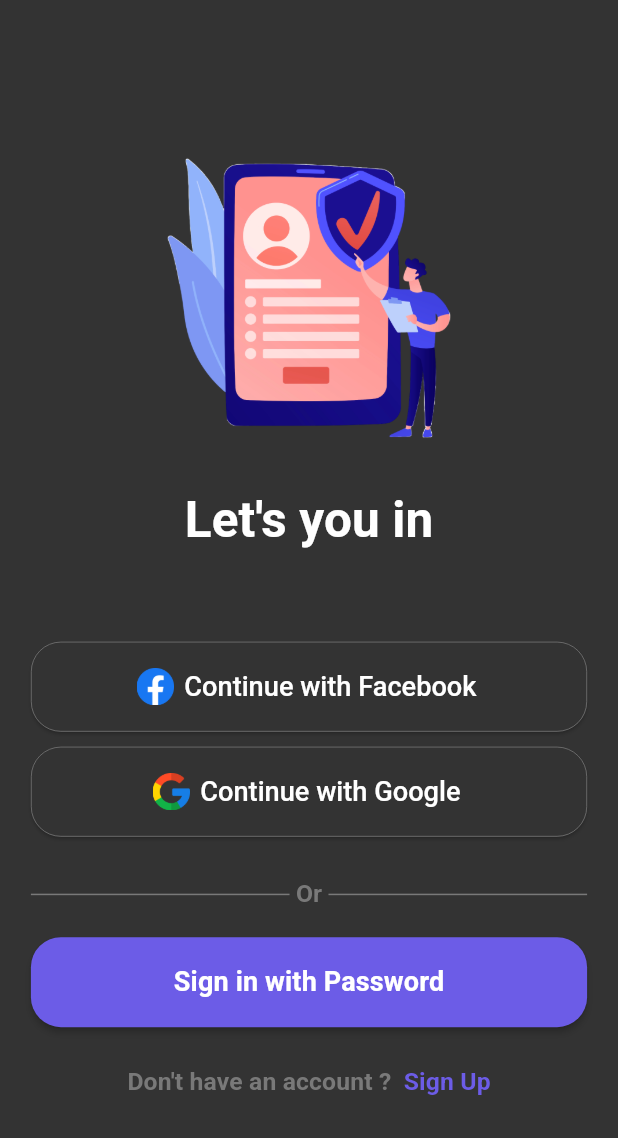
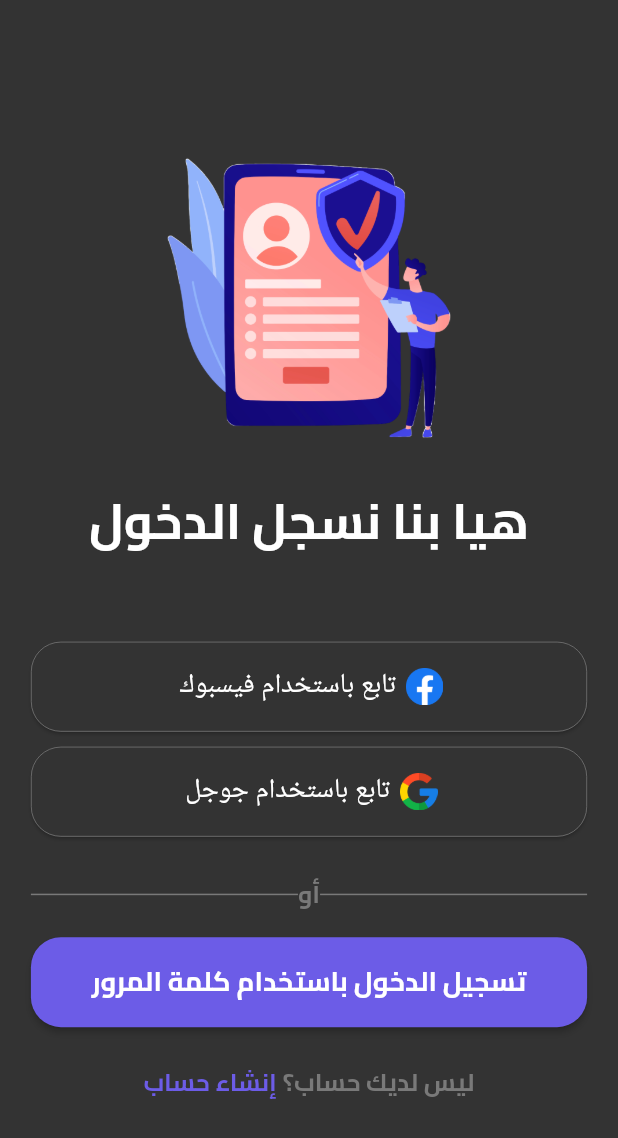
Before and after one commit to WASLA-Graduation/Wasla_App, a Flutter app: the ChooseAuthView screen opened by its route, on a phone screen of 412 x 824 dp. Shown: the top 1138 px of the screen. Run offline on Flutter 3.47's test engine with Material 3 defaults, Android fonts, the phone set to English and light mode, and no system bars; our stand-ins replace dio, flutter_bloc, flutter_spinkit, get_it, pinput, shared_preferences; accounts and stored records are empty.

Commit message:
handle localizaiton of auth feature

```diff
--- a/assets/lang/ar.json
+++ b/assets/lang/ar.json
@@ -12,5 +12,38 @@
       "restaurantOwner": "صاحب مطعم",
       "gymOwner": "صاحب جيم",
       "chooseYourService": "اختر خدمتك : ",
-      "continue": "متابعة"
+      "continue": "متابعة",
+      "letsYouIn": "هيا بنا نسجل الدخول",
+      "continueWithGoogle": "تابع باستخدام جوجل",
+      "continueWithFacebook": "تابع باستخدام فيسبوك",
+      "signInWithPassword": "تسجيل الدخول باستخدام كلمة المرور",
+      "or": "أو",
+      "dontHaveAccount": "ليس لديك حساب؟",
+      "createAccount": "أنشئ حسابك",
+      "orContinueWith": "أو تابع باستخدام",
+      "alreadyHaveAccount": "هل لديك حساب بالفعل؟",
+      "signIn": "تسجيل الدخول",
+      "signUp": "إنشاء حساب",
+      "email": "البريد الإلكتروني",
+      "password": "كلمة المرور",
+      "email_invalid": "أدخل بريدًا إلكترونيًا صحيحًا",
+      "password_required": "كلمة المرور مطلوبة",
+      "password_short": "يجب أن تتكون كلمة المرور من 6 أحرف على الأقل",
+      "email_required": "البريد الإلكتروني مطلوب",
+      "login": "تسجيل الدخول",
+      "forgotPassword": "هل نسيت كلمة المرور؟",
+      "forgotPasswordTitle": "هل نسيت كلمة المرور؟",
+      "forgotPasswordSubTitle": "أدخل بريدك الإلكتروني للتحقق وإعادة تعيين كلمة المرور الخاصة بك",
+      "emailAddress": "البريد الإلكتروني",
+      "sendVerificationCode": "إرسال رمز التحقق",
+      "createNewPassword": "أنشئ كلمة مرور جديدة",
+      "confirmPassword": "تأكيد كلمة المرور",
+      "savePassword": "حفظ كلمة المرور",
+      "verificationCode": "رمز التحقق",
+      "codeSentToEmail": "تم إرسال رمز التحقق إلى بريدك الإلكتروني",
+      "resendCodeIn": "إعادة إرسال الرمز خلال",
+      "verify": "تحقق",
+      "congratulations": "تهانينا!",
+      "accountReady": "تم إعداد حسابك بنجاح. سيتم تحويلك إلى صفحة تسجيل الدخول."
+
 }
--- a/lib/app/wasla_app.dart
+++ b/lib/app/wasla_app.dart
@@ -21,6 +21,7 @@ class WaslaApp extends StatelessWidget {
       child: BlocBuilder<GlobalCubit, GlobalState>(
         builder: (context, state) {
           final globalCubit = context.read<GlobalCubit>();
+          globalCubit.changeLanguage(locale: Locale('ar'));
 
           return MaterialApp(
             supportedLocales: const [Locale('ar'), Locale('en')],
--- a/lib/features/auth/presentation/views/choose_auth_view.dart
+++ b/lib/features/auth/presentation/views/choose_auth_view.dart
@@ -1,4 +1,5 @@
 import 'package:flutter/material.dart';
+import 'package:wasla/core/config/localization/app_localizations.dart';
 import 'package:wasla/core/config/routes/app_routes.dart';
 import 'package:wasla/core/extensions/custom_navigator_extension.dart';
 import 'package:wasla/core/utils/app_spaces.dart';
@@ -27,32 +28,31 @@ class ChooseAuthView extends StatelessWidget {
               width: SizeConfig.screenWidth * 0.6,
               height: SizeConfig.screenWidth * 0.6,
             ),
-            CustomDescriptionTextWidget(text: "Let's you in"),
+            CustomDescriptionTextWidget(text: "letsYouIn".tr(context)),
             VerticalSpace(height: 7),
-
             CustomSocialMediaButton(
               onPressed: () {},
               image: Assets.assetsImagesFacebook,
-              text: "Continue with Facebook",
+              text: "continueWithFacebook".tr(context),
             ),
             CustomSocialMediaButton(
               onPressed: () {},
               image: Assets.assetsImagesGoogle,
-              text: "Continue with Google",
+              text: "continueWithGoogle".tr(context),
             ),
             VerticalSpace(height: 2),
-            CustomDividerText(text: " Or "),
+            CustomDividerText(text: "or".tr(context)),
             VerticalSpace(height: 2),
             GeneralButton(
               onPressed: () {
                 context.pushScreen(AppRoutes.signInScreen);
               },
-              text: "Sign in with Password",
+              text: "signInWithPassword".tr(context),
             ),
             VerticalSpace(height: 3),
             CustomTextSpanWidget(
-              leadingText: "Don't have an account ? ",
-              suffixText: "Sign Up",
+              leadingText: "dontHaveAccount".tr(context),
+              suffixText: "signUp".tr(context),
               onTap: () {
                 context.pushScreen(AppRoutes.signUpScreen);
               },
--- a/lib/features/auth/presentation/views/forgot_pass_view.dart
+++ b/lib/features/auth/presentation/views/forgot_pass_view.dart
@@ -1,4 +1,5 @@
 import 'package:flutter/material.dart';
+import 'package:wasla/core/config/localization/app_localizations.dart';
 import 'package:wasla/core/utils/app_spaces.dart';
 import 'package:wasla/core/utils/assets.dart';
 import 'package:wasla/core/utils/size_config.dart';
@@ -19,9 +20,8 @@ class ForgotPassView extends StatelessWidget {
           children: [
             VerticalSpace(height: 2),
             CustomLableSubLableWidget(
-              title: "Forgot Password?",
-              subTitle:
-                  "Enter your email address to verify and reset your password",
+              title: "forgotPasswordTitle".tr(context),
+              subTitle: "forgotPasswordSubTitle".tr(context),
             ),
             VerticalSpace(height: 3),
             Image.asset(
@@ -30,7 +30,7 @@ class ForgotPassView extends StatelessWidget {
               height: SizeConfig.screenWidth * 0.6,
             ),
             VerticalSpace(height: 2),
-            CustomForgotPassForm(),
+            const CustomForgotPassForm(),
           ],
         ),
       ),
--- a/lib/features/auth/presentation/views/reset_pass_view.dart
+++ b/lib/features/auth/presentation/views/reset_pass_view.dart
@@ -1,4 +1,5 @@
 import 'package:flutter/material.dart';
+import 'package:wasla/core/config/localization/app_localizations.dart';
 import 'package:wasla/core/utils/app_spaces.dart';
 import 'package:wasla/core/utils/assets.dart';
 import 'package:wasla/core/utils/size_config.dart';
@@ -10,12 +11,11 @@ class ResetPassView extends StatelessWidget {
   @override
   Widget build(BuildContext context) {
     return Scaffold(
-      appBar: AppBar(title: Text("Create New Password")),
+      appBar: AppBar(title: Text("createNewPassword".tr(context))),
       body: Padding(
         padding: EdgeInsets.symmetric(horizontal: SizeConfig.blockWidth * 5),
         child: ListView(
           padding: EdgeInsets.zero,
-
           children: [
             VerticalSpace(height: 2),
             Image.asset(
@@ -24,7 +24,7 @@ class ResetPassView extends StatelessWidget {
               height: SizeConfig.screenWidth * 0.7,
             ),
             VerticalSpace(height: 3),
-            CustomResetPassForm(),
+            const CustomResetPassForm(),
           ],
         ),
       ),
--- a/lib/features/auth/presentation/views/sign_in_view.dart
+++ b/lib/features/auth/presentation/views/sign_in_view.dart
@@ -1,5 +1,6 @@
 import 'package:flutter/material.dart';
 import 'package:flutter_bloc/flutter_bloc.dart';
+import 'package:wasla/core/config/localization/app_localizations.dart';
 import 'package:wasla/core/config/routes/app_routes.dart';
 import 'package:wasla/core/extensions/custom_navigator_extension.dart';
 import 'package:wasla/core/utils/app_colors.dart';
@@ -24,7 +25,6 @@ class SignInView extends StatelessWidget {
     return Scaffold(
       body: Padding(
         padding: EdgeInsets.symmetric(horizontal: SizeConfig.blockWidth * 5),
-
         child: ListView(
           padding: EdgeInsets.zero,
           children: [
@@ -36,7 +36,7 @@ class SignInView extends StatelessWidget {
             ),
             VerticalSpace(height: 3),
             Align(
-              child: CustomDescriptionTextWidget(text: "Login to your account"),
+              child: CustomDescriptionTextWidget(text: "login".tr(context)),
             ),
             VerticalSpace(height: 3),
             CustomAuthForm(formKey: cubit.singInformKey),
@@ -44,10 +44,10 @@ class SignInView extends StatelessWidget {
             GeneralButton(
               onPressed: () {
                 if (cubit.singInformKey.currentState!.validate()) {
-                  // handle sign up
+                  // handle sign in
                 }
               },
-              text: "Sign In",
+              text: "signIn".tr(context),
             ),
             VerticalSpace(height: 3),
             Align(
@@ -56,7 +56,7 @@ class SignInView extends StatelessWidget {
                   context.pushScreen(AppRoutes.forgotScreen);
                 },
                 child: Text(
-                  "Forgot the password ?",
+                  "forgotPassword".tr(context),
                   style: Theme.of(context).textTheme.titleSmall!.copyWith(
                     color: AppColors.primaryColor,
                   ),
@@ -64,15 +64,15 @@ class SignInView extends StatelessWidget {
               ),
             ),
             VerticalSpace(height: 3),
-            CustomDividerText(text: " Or Continue with "),
+            CustomDividerText(text: "orContinueWith".tr(context)),
             VerticalSpace(height: 3),
-            CustomSocialAuthWidget(),
+            const CustomSocialAuthWidget(),
             VerticalSpace(height: 3),
             CustomTextSpanWidget(
               onTap: () =>
                   context.pushReplacementScreen(AppRoutes.signUpScreen),
-              leadingText: "Don't have an account?",
-              suffixText: "Sign Up",
+              leadingText: "dontHaveAccount".tr(context),
+              suffixText: "signUp".tr(context),
             ),
           ],
         ),
--- a/lib/features/auth/presentation/views/sign_up_view.dart
+++ b/lib/features/auth/presentation/views/sign_up_view.dart
@@ -1,5 +1,6 @@
 import 'package:flutter/material.dart';
 import 'package:flutter_bloc/flutter_bloc.dart';
+import 'package:wasla/core/config/localization/app_localizations.dart';
 import 'package:wasla/core/config/routes/app_routes.dart';
 import 'package:wasla/core/extensions/custom_navigator_extension.dart';
 import 'package:wasla/core/utils/app_spaces.dart';
@@ -22,7 +23,6 @@ class SignUpView extends StatelessWidget {
     return Scaffold(
       body: Padding(
         padding: EdgeInsets.symmetric(horizontal: SizeConfig.blockWidth * 5),
-
         child: ListView(
           padding: EdgeInsets.zero,
           children: [
@@ -34,7 +34,9 @@ class SignUpView extends StatelessWidget {
               height: SizeConfig.screenWidth * 0.4,
             ),
             Align(
-              child: CustomDescriptionTextWidget(text: "Create your account"),
+              child: CustomDescriptionTextWidget(
+                text: "createAccount".tr(context),
+              ),
             ),
             VerticalSpace(height: 4),
             CustomAuthForm(formKey: cubit.singUpformKey),
@@ -45,18 +47,18 @@ class SignUpView extends StatelessWidget {
                   context.pushScreen(AppRoutes.verifyScreen);
                 }
               },
-              text: "Sign Up",
+              text: "signUp".tr(context),
             ),
             VerticalSpace(height: 3),
-            CustomDividerText(text: " Or Continue with "),
+            CustomDividerText(text: "orContinueWith".tr(context)),
             VerticalSpace(height: 3),
             CustomSocialAuthWidget(),
             VerticalSpace(height: 3),
             CustomTextSpanWidget(
               onTap: () =>
                   context.pushReplacementScreen(AppRoutes.signInScreen),
-              leadingText: "Already have an account?",
-              suffixText: "Sign In",
+              leadingText: "alreadyHaveAccount".tr(context),
+              suffixText: "signIn".tr(context),
             ),
           ],
         ),
```
Also changed, not shown: assets/lang/en.json (+35 -1 lines), lib/core/functions/validate_text_form_field.dart (+9 -6 lines), lib/features/auth/presentation/views/verification_code_view.dart (+15 -16 lines), lib/features/auth/presentation/widgets/custom_auth_form.dart (+6 -6 lines), lib/features/auth/presentation/widgets/custom_done_widget.dart (+8 -15 lines), lib/features/auth/presentation/widgets/custom_forgot_pass_form.dart (+11 -6 lines), lib/features/auth/presentation/widgets/custom_reset_pass_form.dart (+18 -13 lines).
